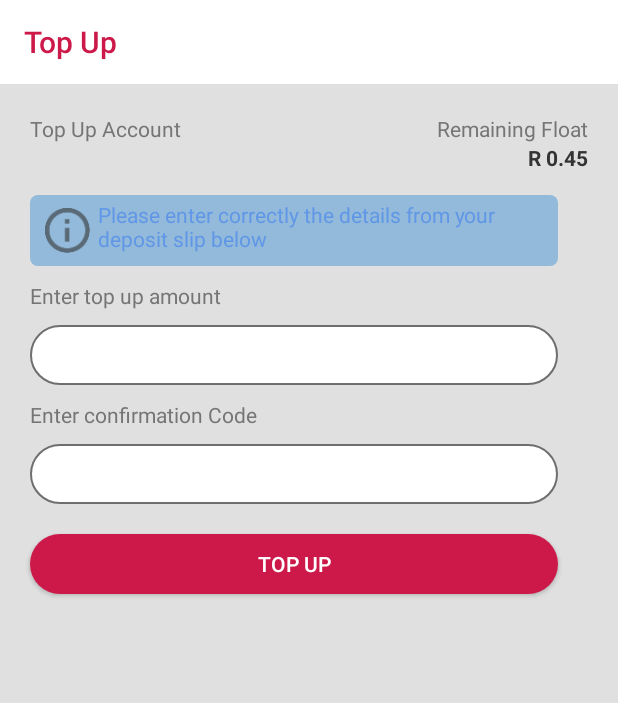
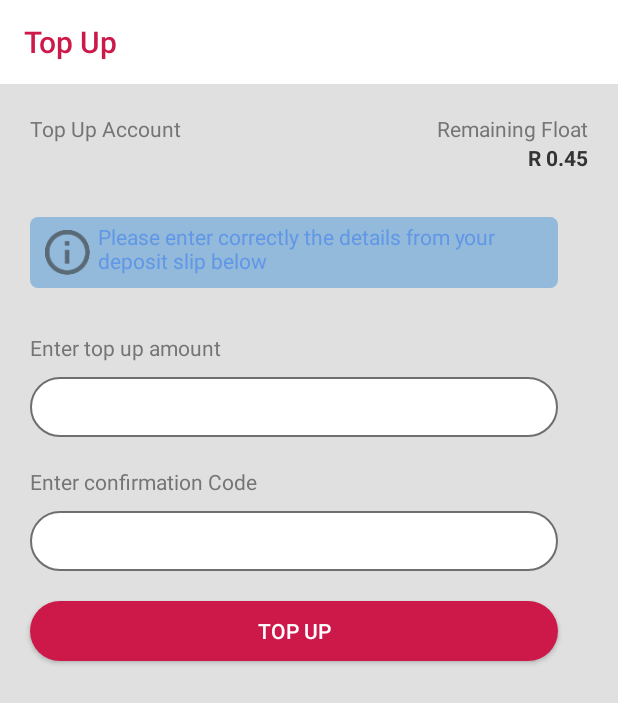
Before and after one commit to rakoi/tsogatec, an Android app: the TopUpAccount screen opened directly, with no data from a screen before it, on a phone screen of 412 x 824 dp. Shown: the top 703 px of the screen. Run offline under Robolectric (Android 15) with nearby library versions, the phone set to English and light mode, and no system bars.

Commit message:
latest update

```diff
--- a/app/src/main/res/layout/activity_login.xml
+++ b/app/src/main/res/layout/activity_login.xml
@@ -27,9 +27,9 @@
         android:layout_height="wrap_content"
         android:gravity="center"
         android:orientation="vertical"
-        android:layout_marginLeft="40dp"
+        android:layout_marginLeft="10dp"
         android:layout_gravity="center_vertical"
-        android:layout_marginRight="40dp"
+        android:layout_marginRight="10dp"
         >
 
         <EditText
--- a/app/src/main/res/layout/activity_sold_tokens.xml
+++ b/app/src/main/res/layout/activity_sold_tokens.xml
@@ -24,6 +24,7 @@
         android:layout_marginTop="40dp"
         android:textStyle="bold"
         android:text="Sold Tokens"
+        android:layout_marginBottom="20dp"
         />
 
     <EditText
@@ -74,7 +75,7 @@
 
     <android.support.v7.widget.CardView
         android:layout_width="match_parent"
-        android:layout_height="270dp"
+        android:layout_height="300dp"
         android:layout_marginLeft="20dp"
         android:layout_marginRight="20dp"
         >
--- a/app/src/main/res/layout/activity_top_up_account.xml
+++ b/app/src/main/res/layout/activity_top_up_account.xml
@@ -60,7 +60,7 @@
         android:background="@drawable/infobackground"
         android:layout_height="wrap_content"
         android:layout_marginLeft="20dp"
-        android:layout_marginTop="15dp"
+        android:layout_marginTop="30dp"
         android:layout_marginBottom="10dp"
         android:layout_marginRight="40dp"
         android:paddingTop="3dp"
@@ -90,6 +90,7 @@
     android:layout_height="wrap_content"
     android:text="Enter top up amount"
     android:layout_marginLeft="20dp"
+    android:layout_marginTop="20sp"
     android:layout_marginBottom="10dp"
     />
     <EditText
@@ -104,7 +105,7 @@
     <TextView
         android:layout_width="wrap_content"
         android:layout_height="wrap_content"
-        android:layout_marginTop="10dp"
+        android:layout_marginTop="20dp"
         android:text="Enter confirmation Code"
         android:layout_marginLeft="20dp"
         android:layout_marginBottom="10dp"
```
Also changed, not shown: 2 other files.
